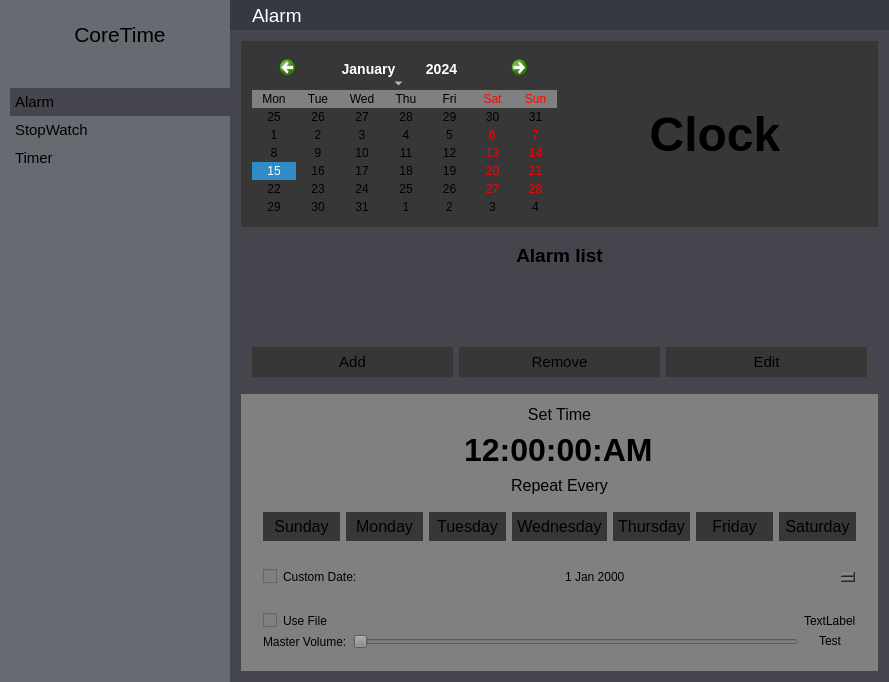
Before: the Qt Designer form app/coretime/coretime.ui in rahmanshaber/corebox, drawn with Qt 5.
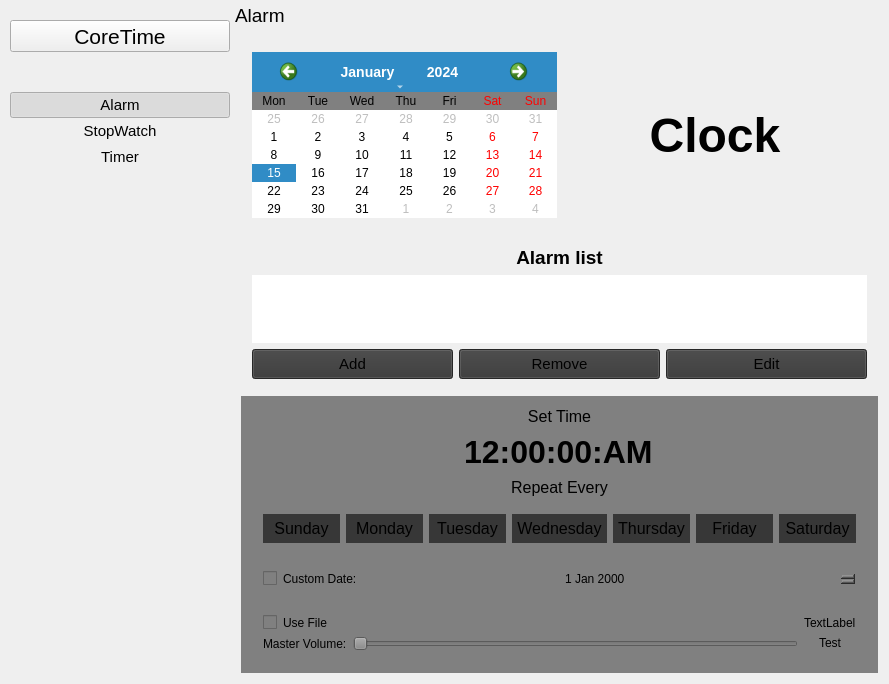
After: the same form once the commit is applied. Icons and pictures are not drawn.

Diff of the .ui file:
```diff
--- a/app/coretime/coretime.ui
+++ b/app/coretime/coretime.ui
@@ -54,22 +54,7 @@
       </size>
      </property>
      <property name="styleSheet">
-      <string notr="true">QWidget{
-background-color: #666B71;
-color: #000000;
-border: 1px #34343C;
-}
-
-
-QPushButton{
-Text-align:left;
-padding: 5px 5px 5px 5px;
-}
-
-QPushButton:checked{
-background-color:#45454D ;
-}
-</string>
+      <string notr="true"/>
      </property>
      <layout class="QVBoxLayout" name="verticalLayout_3" stretch="0,0,0,0,0,0">
       <property name="spacing">
@@ -272,11 +257,8 @@
        <height>30</height>
       </size>
      </property>
-     <property name="styleSheet">
-      <string notr="true">QWidget{
-background-color:#363941;
-color: #FFFFFF;
-}</string>
+     <property name="accessibleName">
+      <string>nameBar</string>
      </property>
      <property name="frameShape">
       <enum>QFrame::NoFrame</enum>
@@ -292,7 +274,7 @@
        <number>4</number>
       </property>
       <property name="leftMargin">
-       <number>2</number>
+       <number>5</number>
       </property>
       <property name="topMargin">
        <number>0</number>
@@ -303,22 +285,6 @@
       <property name="bottomMargin">
        <number>0</number>
       </property>
-      <item>
-       <spacer name="horizontalSpacer_4">
-        <property name="orientation">
-         <enum>Qt::Horizontal</enum>
-        </property>
-        <property name="sizeType">
-         <enum>QSizePolicy::Fixed</enum>
-        </property>
-        <property name="sizeHint" stdset="0">
-         <size>
-          <width>20</width>
-          <height>20</height>
-         </size>
-        </property>
-       </spacer>
-      </item>
       <item>
        <widget class="QLabel" name="selectedsection">
         <property name="sizePolicy">
@@ -344,9 +310,6 @@
           <pointsize>14</pointsize>
          </font>
         </property>
-        <property name="styleSheet">
-         <string notr="true">color: white;</string>
-        </property>
         <property name="text">
          <string>Alarm</string>
         </property>
@@ -377,11 +340,7 @@
       </size>
      </property>
      <property name="styleSheet">
-      <string notr="true">QWidget{
-background-color: #45454D;
-color: #000000;
-border: 1px #34343C;
-}</string>
+      <string notr="true"/>
      </property>
      <property name="currentIndex">
       <number>0</number>
@@ -396,13 +355,6 @@
            <verstretch>0</verstretch>
           </sizepolicy>
          </property>
-         <property name="styleSheet">
-          <string notr="true">QWidget{
-background-color: #373737;
-color: #000000;
-border: 1px #34343C;
-}</string>
-         </property>
          <layout class="QHBoxLayout" name="horizontalLayout_5">
           <item>
            <widget class="QCalendarWidget" name="calendarWidget">
```
Left out of the diff: 14 changed lines with no effect on the pictures.
